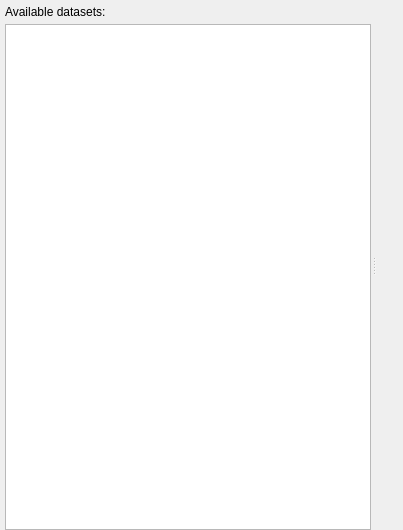
Before: the Qt Designer form nicos/clients/gui/panels/scans.ui in mlz-ictrl/nicos, drawn with Qt 5.
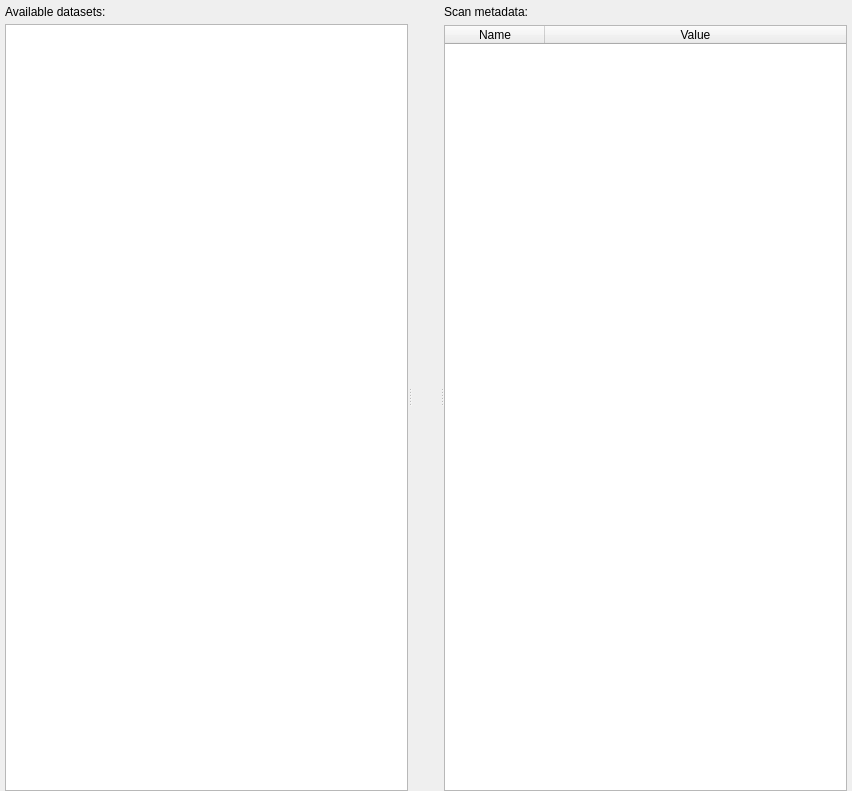
After: the same form once the commit is applied. Icons and pictures are not drawn.

Commit message: scans panel: show scan metadata entries in a table

What changed in the file:
```diff
--- a/nicos/clients/gui/panels/scans.ui
+++ b/nicos/clients/gui/panels/scans.ui
@@ -6,8 +6,8 @@
    <rect>
     <x>0</x>
     <y>0</y>
-    <width>403</width>
-    <height>530</height>
+    <width>852</width>
+    <height>791</height>
    </rect>
   </property>
   <property name="windowTitle">
@@ -17,7 +17,7 @@
    <iconset resource="../../../../resources/nicos-gui.qrc">
     <normaloff>:/plotter</normaloff>:/plotter</iconset>
   </property>
-  <layout class="QVBoxLayout" name="verticalLayout_2">
+  <layout class="QVBoxLayout" name="verticalLayout_3">
    <property name="margin">
     <number>0</number>
    </property>
@@ -26,12 +26,6 @@
      <property name="orientation">
       <enum>Qt::Horizontal</enum>
      </property>
-     <property name="opaqueResize">
-      <bool>true</bool>
-     </property>
-     <property name="handleWidth">
-      <number>6</number>
-     </property>
      <widget class="QWidget" name="verticalLayoutWidget">
       <layout class="QVBoxLayout" name="verticalLayout">
        <property name="spacing">
@@ -90,6 +84,55 @@
        </item>
       </layout>
      </widget>
+     <widget class="QWidget" name="layoutWidget">
+      <layout class="QVBoxLayout" name="verticalLayout_2">
+       <property name="topMargin">
+        <number>5</number>
+       </property>
+       <property name="rightMargin">
+        <number>5</number>
+       </property>
+       <item>
+        <widget class="QLabel" name="label_2">
+         <property name="text">
+          <string>Scan metadata:</string>
+         </property>
+        </widget>
+       </item>
+       <item>
+        <widget class="QTableWidget" name="metaTable">
+         <property name="editTriggers">
+          <set>QAbstractItemView::NoEditTriggers</set>
+         </property>
+         <property name="showDropIndicator" stdset="0">
+          <bool>false</bool>
+         </property>
+         <property name="alternatingRowColors">
+          <bool>true</bool>
+         </property>
+         <property name="wordWrap">
+          <bool>false</bool>
+         </property>
+         <attribute name="horizontalHeaderStretchLastSection">
+          <bool>true</bool>
+         </attribute>
+         <attribute name="verticalHeaderVisible">
+          <bool>false</bool>
+         </attribute>
+         <column>
+          <property name="text">
+           <string>Name</string>
+          </property>
+         </column>
+         <column>
+          <property name="text">
+           <string>Value</string>
+          </property>
+         </column>
+        </widget>
+       </item>
+      </layout>
+     </widget>
     </widget>
    </item>
   </layout>
```
The commit also changes 1 other file.
